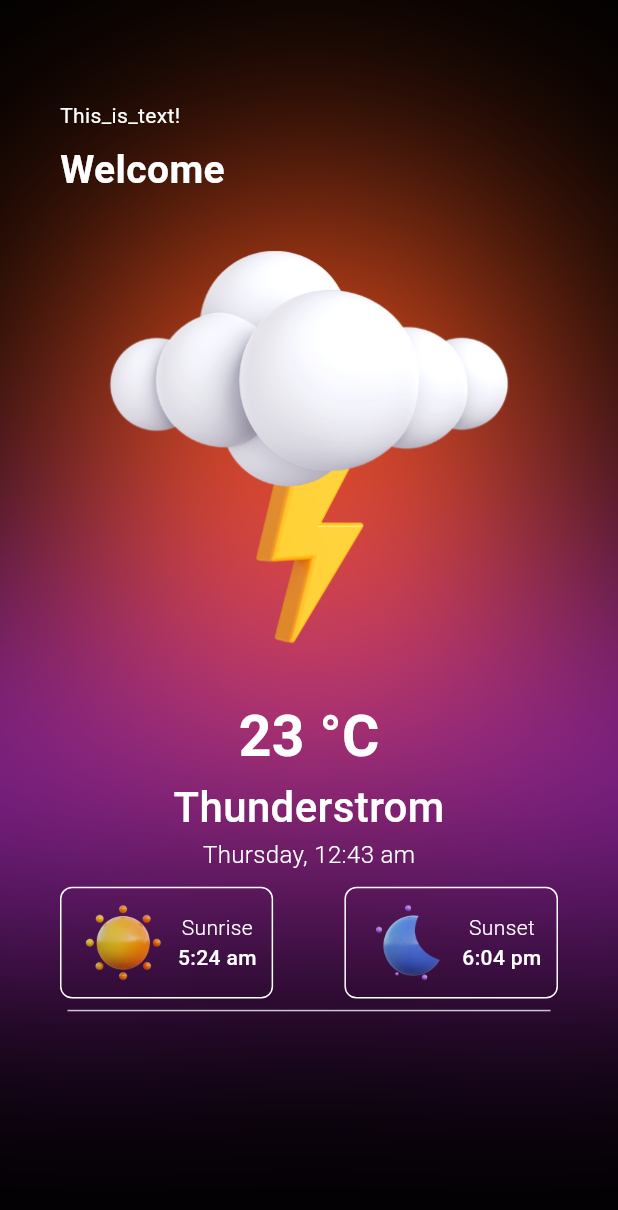
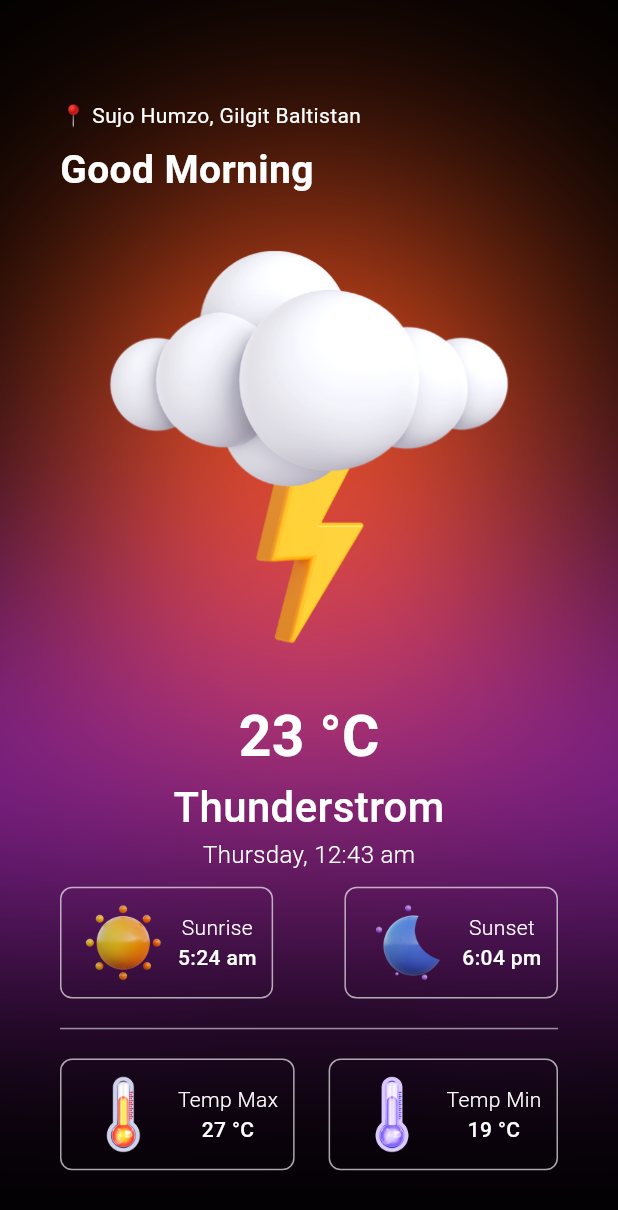
Before and after one commit to IrfanKarim101/weather_app, a Flutter app: the screen it shows after launch, on a phone screen of 412 x 824 dp. Shown: the top 1210 px of the screen. Run offline on Flutter 3.47's test engine with Material 3 defaults, Android fonts, the phone set to English and light mode, and no system bars; our stand-ins replace bloc, equatable, weather.

Commit message:
BloC implemented

```diff
--- a/lib/bloc/weather_bloc_bloc.dart
+++ b/lib/bloc/weather_bloc_bloc.dart
@@ -1,5 +1,7 @@
 import 'package:bloc/bloc.dart';
 import 'package:equatable/equatable.dart';
+import 'package:flutter/material.dart';
+import 'package:weather/weather.dart';
 
 part 'weather_bloc_event.dart';
 part 'weather_bloc_state.dart';
--- a/lib/bloc/weather_bloc_event.dart
+++ b/lib/bloc/weather_bloc_event.dart
@@ -6,3 +6,7 @@ sealed class WeatherBlocEvent extends Equatable {
   @override
   List<Object> get props => [];
 }
+
+class FetchWeather extends WeatherBlocEvent{
+
+}
--- a/lib/bloc/weather_bloc_state.dart
+++ b/lib/bloc/weather_bloc_state.dart
@@ -8,3 +8,16 @@ sealed class WeatherBlocState extends Equatable {
 }
 
 final class WeatherBlocInitial extends WeatherBlocState {}
+
+final class WeatherBlocLoading extends WeatherBlocState {}
+
+final class WeatherBlocFailure extends WeatherBlocState {}
+
+final class WeatherBlocSuccess extends WeatherBlocState {
+  final Weather weather;
+
+  const WeatherBlocSuccess({required this.weather});
+
+  @override
+  List<Object> get props => [weather];  //! Time Stamp: 32:31
+}
--- a/lib/main.dart
+++ b/lib/main.dart
@@ -16,5 +16,3 @@ class MyApp extends StatelessWidget {
     );
   }
 }
-
-//! Don't forget to Push on github
--- a/lib/screens/home_screen.dart
+++ b/lib/screens/home_screen.dart
@@ -75,7 +75,7 @@ class HomeScreen extends StatelessWidget {
                   crossAxisAlignment: CrossAxisAlignment.start,
                   children: [
                     const Text(
-                      "This_is_text!",
+                      "📍 Sujo Humzo, Gilgit Baltistan",
                       style: TextStyle(
                           color: Colors.white, fontWeight: FontWeight.w400),
                     ),
@@ -83,7 +83,7 @@ class HomeScreen extends StatelessWidget {
                       height: 8,
                     ),
                     const Text(
-                      "Welcome",
+                      "Good Morning",
                       style: TextStyle(
                         color: Colors.white,
                         fontWeight: FontWeight.bold,
@@ -130,7 +130,7 @@ class HomeScreen extends StatelessWidget {
                               vertical: 5, horizontal: 10),
                           decoration: BoxDecoration(
                             //add a thin border
-                            border: Border.all(color: Colors.white, width: 1),
+                            border: Border.all(color: Colors.white.withOpacity(0.65), width: 1),
                             borderRadius: BorderRadius.circular(8),
                           ),
                           child: Row(
@@ -169,7 +169,7 @@ class HomeScreen extends StatelessWidget {
                               vertical: 5, horizontal: 10),
                           decoration: BoxDecoration(
                             //add a thin border
-                            border: Border.all(color: Colors.white, width: 1),
+                            border: Border.all(color: Colors.white.withOpacity(0.65), width: 1),
                             borderRadius: BorderRadius.circular(8),
                           ),
                           child: Row(
@@ -205,7 +205,94 @@ class HomeScreen extends StatelessWidget {
                         ),
                       ],
                     ),
-                    const Padding(padding: EdgeInsets.symmetric(horizontal: 5),child: Divider(),)//!____________ Divider___________
+                    Padding(
+                      padding: const EdgeInsets.symmetric(vertical: 12),
+                      child: Divider(
+                        color: Colors.white.withOpacity(0.55),
+                      ),
+                    ), //?____________ Rows 2___________
+                    Row(
+                      mainAxisAlignment: MainAxisAlignment.spaceBetween,
+                      children: [
+                        Container(
+                          padding: const EdgeInsets.symmetric(
+                              vertical: 5, horizontal: 10),
+                          decoration: BoxDecoration(
+                            //add a thin border
+                            border: Border.all(color: Colors.white.withOpacity(0.65), width: 1),
+                            borderRadius: BorderRadius.circular(8),
+                          ),
+                          child: Row(
+                            children: [
+                              Image.asset(
+                                'assets/13.png',
+                                scale: 8,
+                              ),
+                              const SizedBox(
+                                width: 5,
+                              ),
+                              const Column(
+                                mainAxisAlignment: MainAxisAlignment.start,
+                                children: [
+                                  Text(
+                                    'Temp Max',
+                                    style: TextStyle(
+                                        fontSize: 14,
+                                        color: Colors.white,
+                                        fontWeight: FontWeight.w300),
+                                  ),
+                                  Text(
+                                    '27 °C',
+                                    style: TextStyle(
+                                        color: Colors.white,
+                                        fontSize: 14,
+                                        fontWeight: FontWeight.w500),
+                                  ),
+                                ],
+                              )
+                            ],
+                          ),
+                        ),
+                        Container(
+                          padding: const EdgeInsets.symmetric(
+                              vertical: 5, horizontal: 10),
+                          decoration: BoxDecoration(
+                            border: Border.all(color: Colors.white.withOpacity(0.65), width: 1),
+                            borderRadius: BorderRadius.circular(8),
+                          ),
+                          child: Row(
+                            children: [
+                              Image.asset(
+                                'assets/14.png',
+                                scale: 8,
+                              ),
+                              const SizedBox(
+                                width: 5,
+                              ),
+                              const Column(
+                                mainAxisAlignment: MainAxisAlignment.start,
+                                children: [
+                                  Text(
+                                    'Temp Min',
+                                    style: TextStyle(
+                                        fontSize: 14,
+                                        color: Colors.white,
+                                        fontWeight: FontWeight.w300),
+                                  ),
+                                  Text(
+                                    '19 °C',
+                                    style: TextStyle(
+                                        color: Colors.white,
+                                        fontSize: 14,
+                                        fontWeight: FontWeight.w500),
+                                  ),
+                                ],
+                              )
+                            ],
+                          ),
+                        ),
+                      ],
+                    ),
                   ],
                 ),
               ),
```
